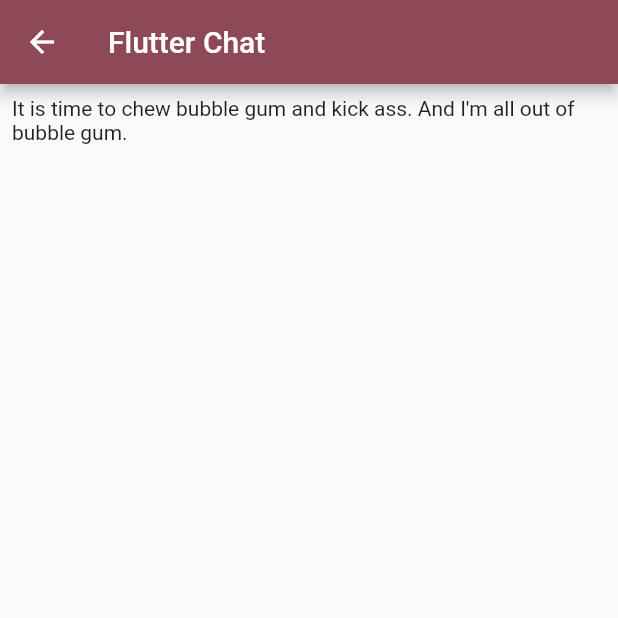
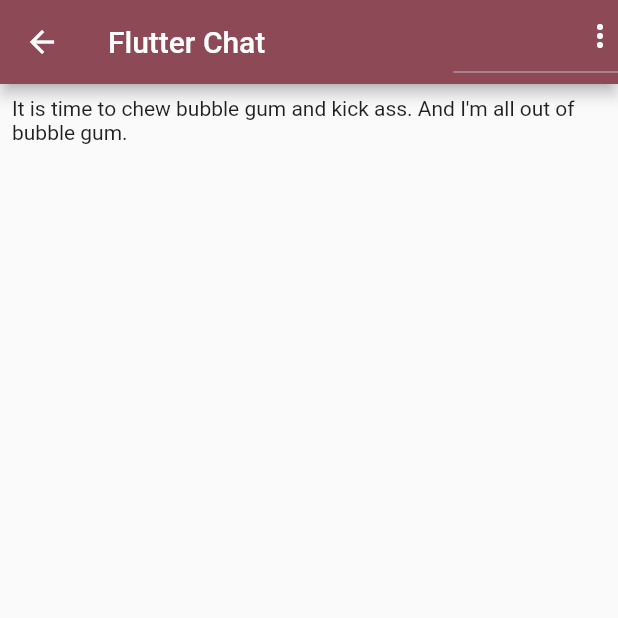
Before and after one commit to lutsenko-yuriy/flutter_chat, a Flutter app: the ChatScreen screen opened directly, after a tap on the "add" icon, on a phone screen of 412 x 824 dp, the top half of it. Run offline on Flutter 3.47's test engine with Material 2 defaults, Android fonts, the phone set to English and light mode, and no system bars; our stand-ins replace cloud_firestore, firebase_auth, firebase_core; accounts and stored records are empty.

```diff
--- a/lib/screens/chat_screen.dart
+++ b/lib/screens/chat_screen.dart
@@ -1,4 +1,5 @@
 import 'package:cloud_firestore/cloud_firestore.dart';
+import 'package:firebase_auth/firebase_auth.dart';
 import 'package:flutter/material.dart';
 
 class ChatScreen extends StatelessWidget {
@@ -9,6 +10,35 @@ class ChatScreen extends StatelessWidget {
     return Scaffold(
       appBar: AppBar(
         title: const Text("Flutter Chat"),
+        actions: [
+          DropdownButton(
+              icon: Icon(
+                Icons.more_vert,
+                color: Theme.of(context).primaryIconTheme.color,
+              ),
+              items: [
+                DropdownMenuItem(
+                  value: "logout",
+                  child: Row(
+                    children: const [
+                      Icon(
+                        Icons.exit_to_app,
+                        color: Colors.black,
+                      ),
+                      SizedBox(
+                        width: 8,
+                      ),
+                      Text("Log out")
+                    ],
+                  ),
+                )
+              ],
+              onChanged: (itemIdentifier) {
+                if (itemIdentifier == "logout") {
+                  FirebaseAuth.instance.signOut();
+                }
+              })
+        ],
       ),
       body: StreamBuilder(
         stream: FirebaseFirestore.instance
@@ -31,7 +61,8 @@ class ChatScreen extends StatelessWidget {
           FirebaseFirestore.instance
               .collection("chats/Agodhvj7GD75OwNwWSfb/messages")
               .add({
-            'text' : "It is time to chew bubble gum and kick ass. And I'm all out of bubble gum."
+            'text':
+                "It is time to chew bubble gum and kick ass. And I'm all out of bubble gum."
           });
         },
         child: const Icon(Icons.add),
```
Also changed, not shown: lib/main.dart (+12 -1 lines), lib/screens/auth_screen.dart (+18 -2 lines), lib/widgets/auth_form.dart (+10 -4 lines).
